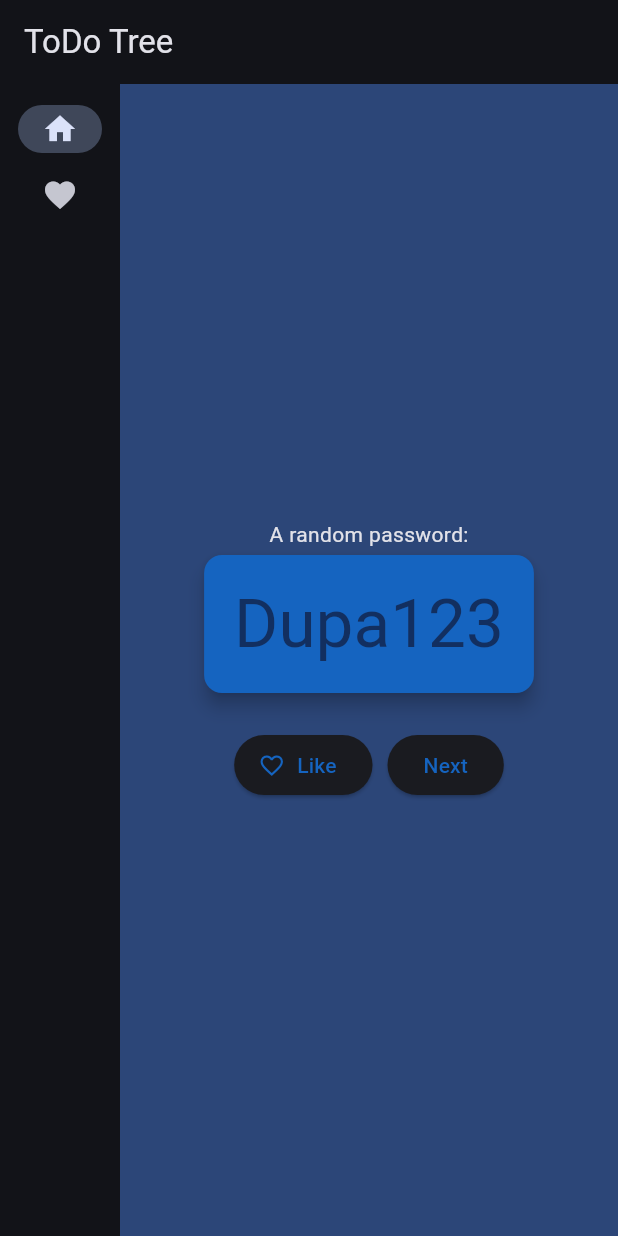
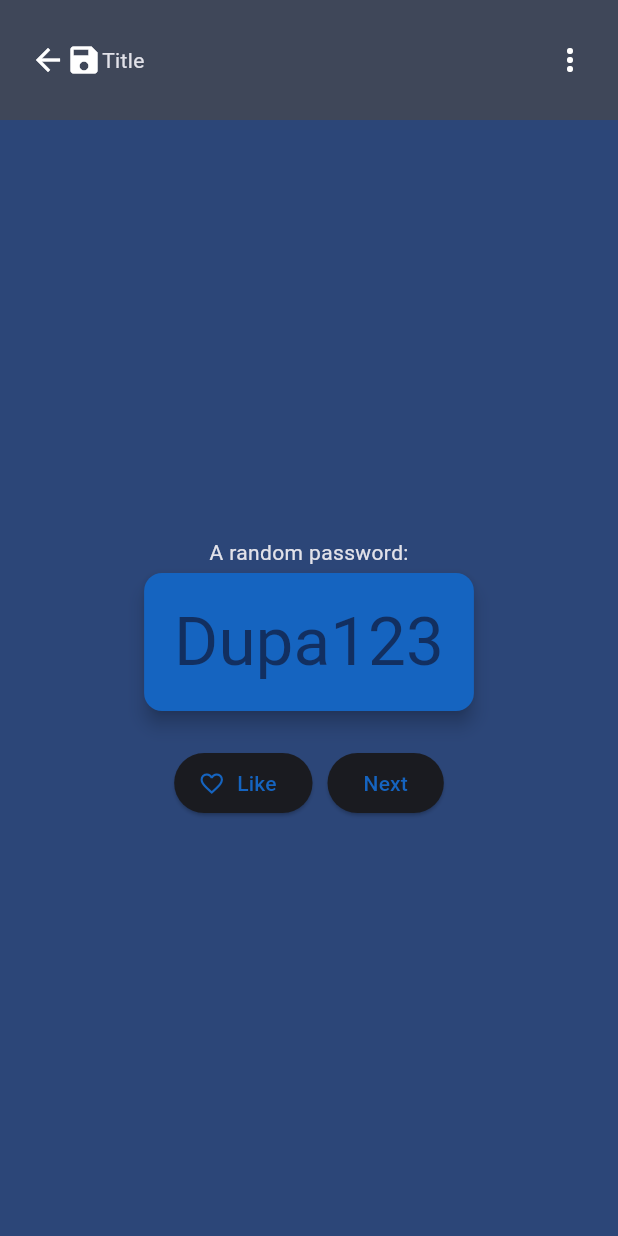
Before and after one commit to igrek51/todotree, a Flutter app: the screen it shows after launch, on a phone screen of 412 x 824 dp. Run offline on Flutter 3.47's test engine with Material 3 defaults, Android fonts, the phone set to English and light mode, and no system bars; missing offline and left inert: window_manager.

Commit message:
Add top bar scaffold

```diff
--- a/lib/app.dart
+++ b/lib/app.dart
@@ -37,9 +37,6 @@ class AppScaffold extends StatelessWidget {
   @override
   Widget build(BuildContext context) {
     return Scaffold(
-      appBar: AppBar(
-        title: const Text('ToDo Tree'),
-      ),
       body: AppHomePage(),
     );
   }
--- a/lib/components/page_home.dart
+++ b/lib/components/page_home.dart
@@ -2,6 +2,7 @@ import 'package:flutter/material.dart';
 
 import 'page_favourite.dart';
 import 'page_generator.dart';
+import 'titlebar.dart';
 
 class AppHomePage extends StatefulWidget {
   @override
@@ -26,30 +27,12 @@ class _AppHomePageState extends State<AppHomePage> {
 
     return LayoutBuilder(
       builder: (context, constraints) {
-        return Scaffold(
-          body: Row(
-            children: [
-              SafeArea(
-                child: NavigationRail(
-                  extended: constraints.maxWidth >= 600,
-                  destinations: [
-                    NavigationRailDestination(
-                      icon: Icon(Icons.home),
-                      label: Text('Home'),
-                    ),
-                    NavigationRailDestination(
-                      icon: Icon(Icons.favorite),
-                      label: Text('Favorites'),
-                    ),
-                  ],
-                  selectedIndex: selectedIndex,
-                  onDestinationSelected: (value) {
-                    setState(() {
-                      selectedIndex = value;
-                    });
-                  },
-                ),
-              ),
+        return Column(
+          mainAxisAlignment: MainAxisAlignment.start,
+          mainAxisSize: MainAxisSize.max,
+          crossAxisAlignment: CrossAxisAlignment.stretch,
+          children: <Widget>[
+            TitleBar(),
             Expanded(
               child: Container(
                 color: Theme.of(context).colorScheme.primaryContainer,
@@ -57,7 +40,6 @@ class _AppHomePageState extends State<AppHomePage> {
               ),
             ),
           ],
-          ),
         );
       }
     );
--- /dev/null
+++ b/lib/components/titlebar.dart
@@ -0,0 +1,32 @@
+import 'package:flutter/material.dart';
+
+class TitleBar extends StatelessWidget {
+  const TitleBar({super.key});
+
+  @override
+  Widget build(BuildContext context) {
+    final theme = Theme.of(context);
+
+    return Material(
+      elevation: 5,
+      child: Container(
+        height: 80,
+        alignment: Alignment.center,
+        color: theme.colorScheme.secondaryContainer,
+        child: Padding(
+          padding: const EdgeInsets.all(20.0),
+          child: Row(
+            children: [
+              Icon(Icons.arrow_back),
+              Icon(Icons.save),
+              Expanded(
+                child: Text('Title'),
+              ),
+              Icon(Icons.more_vert),
+            ],
+          ),
+        ),
+      ),
+    );
+  }
+}
```
Also changed, not shown: 1 other file. Lines whose indentation alone changed are shown as unchanged.
